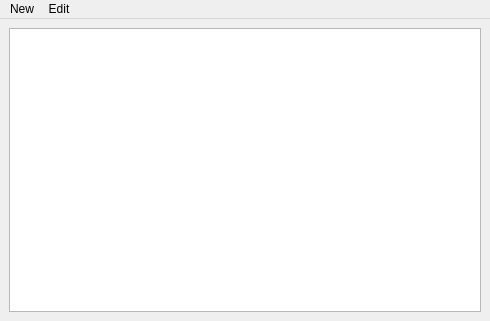
This is mainwindow.ui in uninhm/folder-organizer as Qt 5 draws it before an edit. The edited form follows.
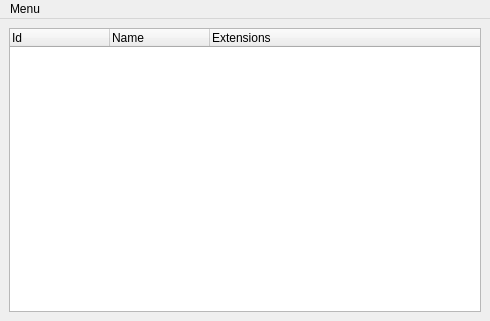
This is the edited form.

```diff
--- a/mainwindow.ui
+++ b/mainwindow.ui
@@ -19,7 +19,26 @@
    </property>
    <layout class="QGridLayout" name="gridLayout">
     <item row="0" column="0">
-     <widget class="QListWidget" name="listWidget"/>
+     <widget class="QTreeWidget" name="tree">
+      <attribute name="headerMinimumSectionSize">
+       <number>0</number>
+      </attribute>
+      <column>
+       <property name="text">
+        <string>Id</string>
+       </property>
+      </column>
+      <column>
+       <property name="text">
+        <string>Name</string>
+       </property>
+      </column>
+      <column>
+       <property name="text">
+        <string>Extensions</string>
+       </property>
+      </column>
+     </widget>
     </item>
    </layout>
   </widget>
@@ -32,20 +51,13 @@
      <height>21</height>
     </rect>
    </property>
-   <widget class="QMenu" name="menuNew">
+   <widget class="QMenu" name="menu">
     <property name="title">
-     <string>New</string>
+     <string>Menu</string>
     </property>
     <addaction name="actionNew_filter"/>
    </widget>
-   <widget class="QMenu" name="menuEdit">
-    <property name="title">
-     <string>Edit</string>
-    </property>
-    <addaction name="actionEdit_selected_filter"/>
-   </widget>
-   <addaction name="menuNew"/>
-   <addaction name="menuEdit"/>
+   <addaction name="menu"/>
   </widget>
   <action name="actionNew_filter">
    <property name="text">
```
Left out of the diff: 36 changed lines with no effect on the pictures.
